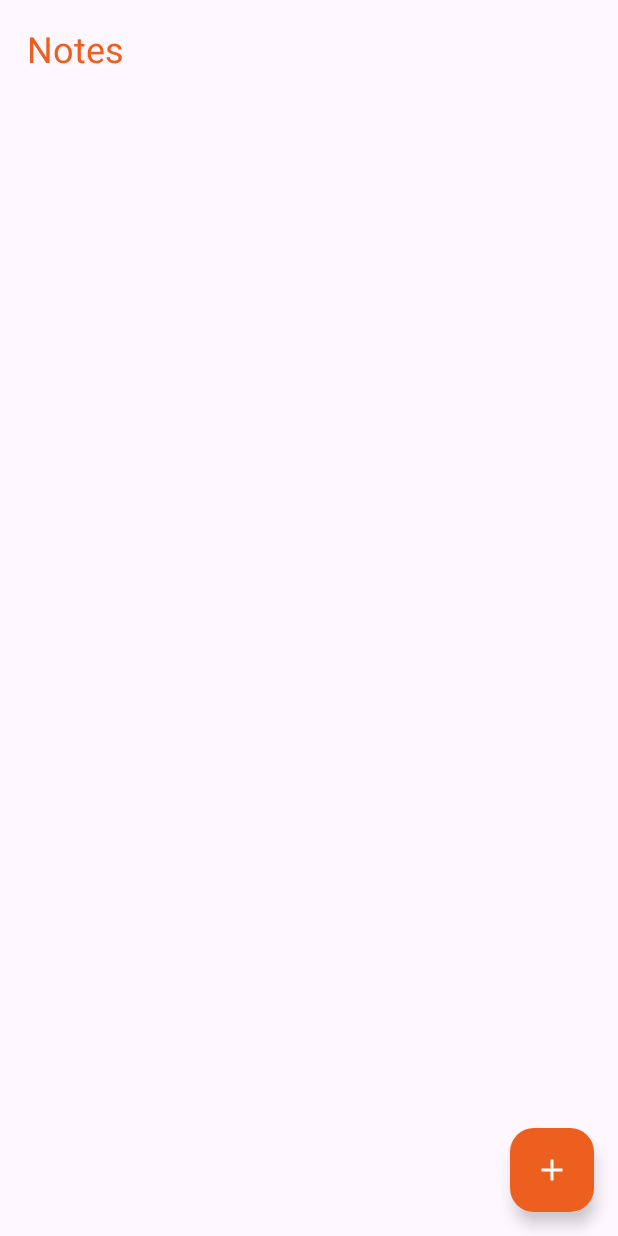
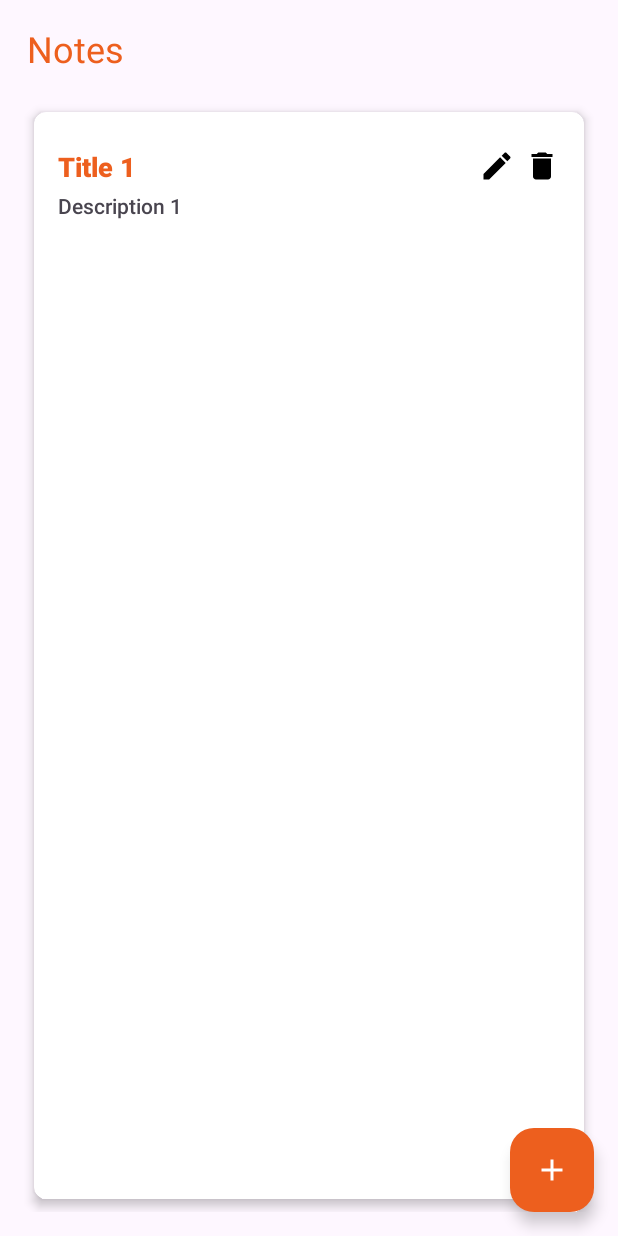
Before and after one commit to sigmadream/deu-study-android, an Android app: the screen it shows after launch (MainActivity), on a phone screen of 412 x 824 dp. Run offline under Robolectric (Android 15) with nearby library versions, the phone set to English and light mode, and no system bars.

Commit message:
// wip: RecyclerView

```diff
--- a/todo/build.gradle.kts
+++ b/todo/build.gradle.kts
@@ -21,8 +21,7 @@ android {
         release {
             isMinifyEnabled = false
             proguardFiles(
-                getDefaultProguardFile("proguard-android-optimize.txt"),
-                "proguard-rules.pro"
+                getDefaultProguardFile("proguard-android-optimize.txt"), "proguard-rules.pro"
             )
         }
     }
@@ -32,6 +31,9 @@ android {
     }
     kotlinOptions {
         jvmTarget = "1.8"
+    }
+    buildFeatures {
+        viewBinding = true
     }
 }
 
--- a/todo/src/main/java/com/sangkon/todo/MainActivity.kt
+++ b/todo/src/main/java/com/sangkon/todo/MainActivity.kt
@@ -1,21 +1,41 @@
 package com.sangkon.todo
 
 import android.os.Bundle
+import android.widget.Toast
 import androidx.activity.enableEdgeToEdge
 import androidx.appcompat.app.AppCompatActivity
 import androidx.core.view.ViewCompat
 import androidx.core.view.WindowInsetsCompat
+import androidx.recyclerview.widget.LinearLayoutManager
+import com.sangkon.todo.databinding.ActivityMainBinding
 
 class MainActivity : AppCompatActivity() {
+    private lateinit var binding: ActivityMainBinding
+    private lateinit var notesAdapter: NoteAdapter
 
     override fun onCreate(savedInstanceState: Bundle?) {
         super.onCreate(savedInstanceState)
         enableEdgeToEdge()
-        setContentView(R.layout.activity_main)
+        binding = ActivityMainBinding.inflate(layoutInflater)
+        setContentView(binding.root)
         ViewCompat.setOnApplyWindowInsetsListener(findViewById(R.id.main)) { v, insets ->
             val systemBars = insets.getInsets(WindowInsetsCompat.Type.systemBars())
             v.setPadding(systemBars.left, systemBars.top, systemBars.right, systemBars.bottom)
             insets
         }
+
+        val notes = listOf(
+            Note(1, "Title 1", "Description 1"),
+            Note(2, "Title 2", "Description 2"),
+            Note(3, "Title 3", "Description 3")
+        )
+        notesAdapter = NoteAdapter(notes, this)
+
+        binding.noteRecyclerView.layoutManager = LinearLayoutManager(this)
+        binding.noteRecyclerView.adapter = notesAdapter
+
+        binding.addButton.setOnClickListener {
+            Toast.makeText(this, "addButton", Toast.LENGTH_SHORT).show()
+        }
     }
 }
--- /dev/null
+++ b/todo/src/main/java/com/sangkon/todo/Note.kt
@@ -0,0 +1,3 @@
+package com.sangkon.todo
+
+data class Note(val id: Int, val title: String, val content: String)
--- /dev/null
+++ b/todo/src/main/java/com/sangkon/todo/NoteAdapter.kt
@@ -0,0 +1,40 @@
+package com.sangkon.todo
+
+import android.content.Context
+import android.view.LayoutInflater
+import android.view.View
+import android.view.ViewGroup
+import android.widget.ImageView
+import android.widget.TextView
+import android.widget.Toast
+import androidx.recyclerview.widget.RecyclerView
+
+class NoteAdapter(private var notes: List<Note>, context: Context) :
+    RecyclerView.Adapter<NoteAdapter.NoteViewHolder>() {
+
+    class NoteViewHolder(itemView: View) : RecyclerView.ViewHolder(itemView) {
+        val titleTextView: TextView = itemView.findViewById(R.id.titleTextView)
+        val contentTextView: TextView = itemView.findViewById(R.id.contentTextView)
+        val updateButton: ImageView = itemView.findViewById(R.id.updateButton)
+        val deleteButton: ImageView = itemView.findViewById(R.id.deleteButton)
+    }
+
+    override fun onCreateViewHolder(parent: ViewGroup, viewType: Int): NoteViewHolder {
+        val view = LayoutInflater.from(parent.context).inflate(R.layout.note_item, parent, false)
+        return NoteViewHolder(view)
+    }
+
+    override fun getItemCount(): Int = notes.size
+
+    override fun onBindViewHolder(holder: NoteViewHolder, position: Int) {
+        val note = notes[position]
+        holder.titleTextView.text = note.title
+        holder.contentTextView.text = note.content
+        holder.updateButton.setOnClickListener {
+            Toast.makeText(holder.itemView.context, "Update Clicked", Toast.LENGTH_SHORT).show()
+        }
+        holder.deleteButton.setOnClickListener {
+            Toast.makeText(holder.itemView.context, "Delete Clicked", Toast.LENGTH_SHORT).show()
+        }
+    }
+}
--- /dev/null
+++ b/todo/src/main/res/layout/note_item.xml
@@ -0,0 +1,65 @@
+<?xml version="1.0" encoding="utf-8"?>
+<androidx.cardview.widget.CardView xmlns:android="http://schemas.android.com/apk/res/android"
+    xmlns:app="http://schemas.android.com/apk/res-auto"
+    android:layout_width="match_parent"
+    android:layout_height="match_parent"
+    app:cardCornerRadius="8dp"
+    app:cardElevation="4dp"
+    app:cardUseCompatPadding="true">
+
+    <LinearLayout
+        android:id="@+id/c"
+        android:layout_width="match_parent"
+        android:layout_height="wrap_content"
+        android:orientation="vertical"
+        android:padding="16dp">
+
+        <androidx.constraintlayout.widget.ConstraintLayout
+            android:id="@+id/relativeLayout"
+            android:layout_width="match_parent"
+            android:layout_height="wrap_content"
+            android:layout_marginTop="8dp"
+            android:orientation="horizontal">
+
+            <TextView
+                android:id="@+id/titleTextView"
+                android:layout_width="wrap_content"
+                android:layout_height="wrap_content"
+                android:fontFamily="sans-serif-medium"
+                android:text="@string/note_title"
+                android:textColor="@color/orange"
+                android:textSize="18dp"
+                android:textStyle="bold"
+                app:layout_constraintStart_toStartOf="parent"
+                app:layout_constraintTop_toTopOf="parent" />
+
+            <ImageView
+                android:id="@+id/updateButton"
+                android:layout_width="24dp"
+                android:layout_height="24dp"
+                android:layout_marginEnd="30dp"
+                android:src="@drawable/baseline_edit_24"
+                app:layout_constraintEnd_toEndOf="parent"
+                app:layout_constraintTop_toTopOf="parent" />
+
+            <ImageView
+                android:id="@+id/deleteButton"
+                android:layout_width="24dp"
+                android:layout_height="24dp"
+                android:src="@drawable/baseline_delete_24"
+                app:layout_constraintEnd_toEndOf="parent"
+                app:layout_constraintTop_toTopOf="parent" />
+
+        </androidx.constraintlayout.widget.ConstraintLayout>
+
+        <TextView
+            android:id="@+id/contentTextView"
+            android:layout_width="wrap_content"
+            android:layout_height="wrap_content"
+            android:layout_marginTop="4dp"
+            android:fontFamily="sans-serif-medium"
+            android:maxLines="3"
+            android:text="@string/note_content" />
+    </LinearLayout>
+
+</androidx.cardview.widget.CardView>
--- a/todo/src/main/res/values/strings.xml
+++ b/todo/src/main/res/values/strings.xml
@@ -1,4 +1,6 @@
 <resources>
     <string name="app_name">LiteNote</string>
     <string name="notes">Notes</string>
+    <string name="note_title">제목</string>
+    <string name="note_content">내용</string>
 </resources>
```
